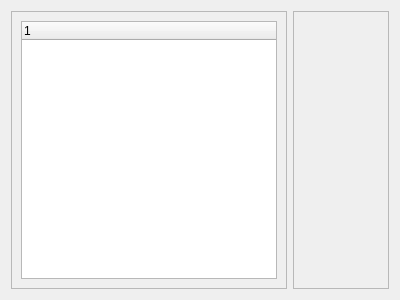
Old version of the form view/ui/setting_view.ui in the repository csplink/csp.
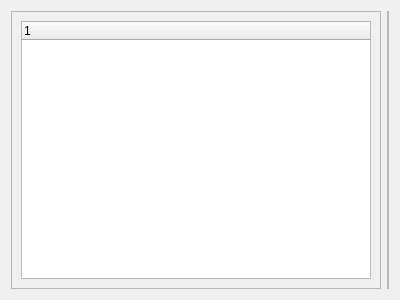
New version of the form. Custom widgets are drawn as their Qt base class.

The edit to the form file:
```diff
--- a/view/ui/setting_view.ui
+++ b/view/ui/setting_view.ui
@@ -56,9 +56,6 @@
       <property name="bottomMargin">
        <number>0</number>
       </property>
-      <item>
-       <widget class="QStackedWidget" name="settingStackedWidget"/>
-      </item>
      </layout>
     </widget>
    </item>
```
Left out of the diff: 4 changed lines with no effect on the pictures.
